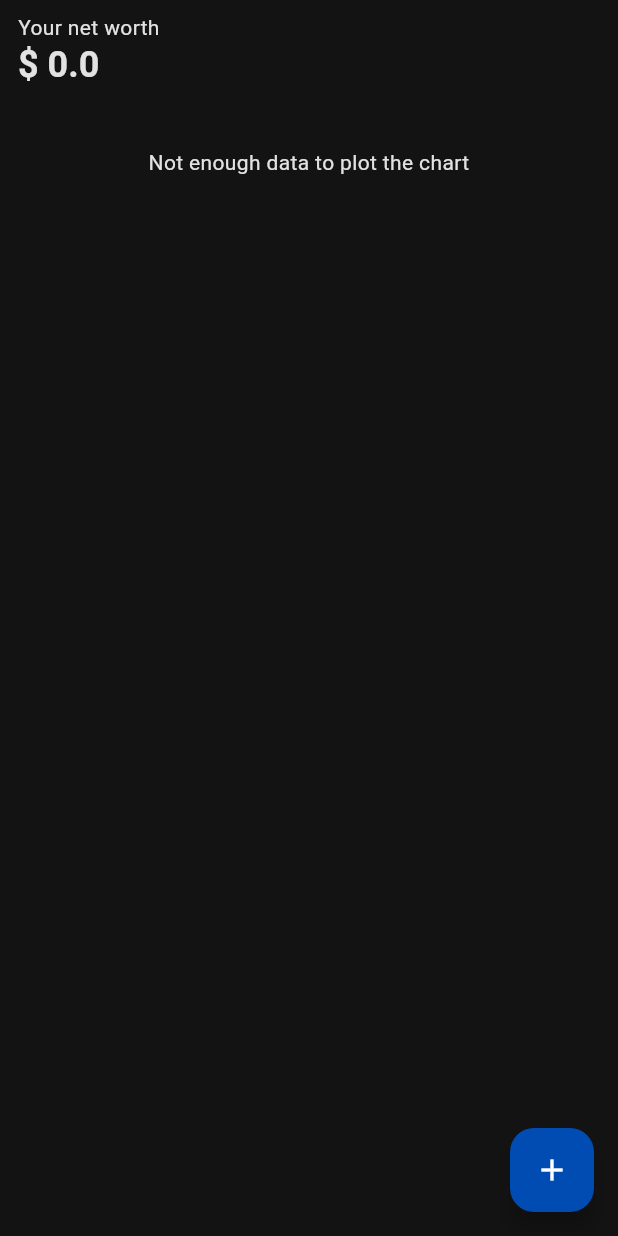
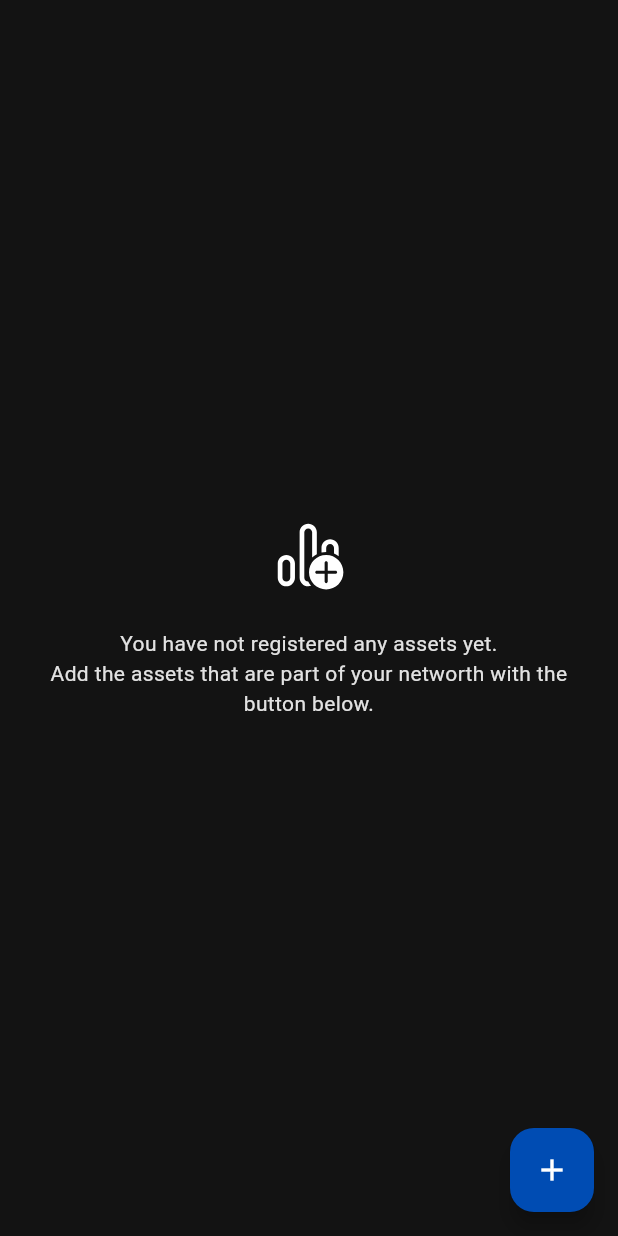
Before and after one commit to giordy16/net-worth-manager, a Flutter app: the screen it shows after launch, on a phone screen of 412 x 824 dp. Run offline on Flutter 3.47's test engine with Material 3 defaults, Android fonts, the phone set to English and light mode, and no system bars; our stand-ins replace bloc, custom_sliding_segmented_control, dio, dropdown_button2, equatable, flutter_bloc and 5 more; generated files the repository leaves out were written again.

Commit message:
Home UI with no data

```diff
--- /dev/null
+++ b/lib/app_images.dart
@@ -0,0 +1,3 @@
+class AppImages {
+  static String addData = "assets/svg/add_data.svg";
+}
--- a/lib/domain/repository/alphaVantage/alpha_vantage_repo.dart
+++ b/lib/domain/repository/alphaVantage/alpha_vantage_repo.dart
@@ -61,6 +61,8 @@ class AlphaVantageRepImp implements StockApi {
 
   @override
   Future<double?> getLastPriceBySymbol(String symbol) async {
+
+    return 180;
 
     // first look on db
     double? price = GetIt.instance<Store>()
--- a/lib/ui/screens/home/home_page_bloc.dart
+++ b/lib/ui/screens/home/home_page_bloc.dart
@@ -29,7 +29,10 @@ class HomePageBloc extends Bloc<HomePageEvent, HomePageState> {
           .nonNulls
           .toList();
 
-      if (oldestAssetsFirstBuys.isEmpty) return;
+      if (oldestAssetsFirstBuys.isEmpty) {
+        emit(state.copyWith(graphData: []));
+        return;
+      }
 
       DateTime oldestAssetData =
           oldestAssetsFirstBuys.reduce((a, b) => a.isBefore(b) ? a : b);
--- a/lib/ui/screens/home/home_page_screen.dart
+++ b/lib/ui/screens/home/home_page_screen.dart
@@ -1,5 +1,6 @@
 import 'package:flutter/material.dart';
 import 'package:flutter_bloc/flutter_bloc.dart';
+import 'package:flutter_svg/flutter_svg.dart';
 import 'package:go_router/go_router.dart';
 import 'package:net_worth_manager/app_dimensions.dart';
 import 'package:net_worth_manager/domain/repository/asset/asset_repo_impl.dart';
@@ -12,6 +13,7 @@ import 'package:net_worth_manager/ui/screens/home/home_page_event.dart';
 import 'package:net_worth_manager/ui/widgets/modal/bottom_sheet.dart';
 import 'package:net_worth_manager/utils/extensions/number_extension.dart';
 
+import '../../../app_images.dart';
 import '../../../main.dart';
 import '../../../models/obox/asset_obox.dart';
 import '../../widgets/graph/line_graph.dart';
@@ -124,14 +126,6 @@ class HomePage extends StatelessWidget {
         )..add(FetchHomePage()),
         child:
             BlocBuilder<HomePageBloc, HomePageState>(builder: (context, state) {
-          Settings settings = objectbox.store.box<Settings>().getAll().first;
-
-          List<AssetCategory> categories = (state.assets ?? [])
-              .map((e) => e.category.target)
-              .nonNulls
-              .toSet()
-              .toList();
-
           return Scaffold(
             floatingActionButton: FloatingActionButton(
               backgroundColor: theme.colorScheme.tertiaryContainer,
@@ -145,11 +139,59 @@ class HomePage extends StatelessWidget {
                 color: theme.colorScheme.secondary,
               ),
             ),
-            body: SafeArea(
+            body: (state.graphData != null && state.graphData!.isEmpty)
+                ? buildNoDataUI(context)
+                : buildUI(context, state),
+          );
+        }),
+      ),
+    );
+  }
+
+  Widget buildNoDataUI(BuildContext context) {
+    ThemeData theme = Theme.of(context);
+
+    return SafeArea(
+        child: Padding(
+      padding: const EdgeInsets.all(Dimensions.screenMargin),
+      child: Center(
+        child: Column(
+          mainAxisAlignment: MainAxisAlignment.center,
+          children: [
+            SvgPicture.asset(AppImages.addData,
+                width: 50,
+                height: 50,
+                colorFilter: ColorFilter.mode(
+                  theme.colorScheme.secondary,
+                  BlendMode.srcIn,
+                )),
+            const SizedBox(height: Dimensions.l),
+            Text(
+              "You have not registered any assets yet.\nAdd the assets that are part of your networth with the button below.",
+              textAlign: TextAlign.center,
+            ),
+          ],
+        ),
+      ),
+    ));
+  }
+
+  Widget buildUI(BuildContext context, HomePageState state) {
+    ThemeData theme = Theme.of(context);
+
+    Settings settings = objectbox.store.box<Settings>().getAll().first;
+
+    List<AssetCategory> categories = (state.assets ?? [])
+        .map((e) => e.category.target)
+        .nonNulls
+        .toSet()
+        .toList();
+
+    return SafeArea(
       child: SingleChildScrollView(
         child: Container(
-                  margin: const EdgeInsets.symmetric(
-                      horizontal: Dimensions.screenMargin),
+          margin:
+              const EdgeInsets.symmetric(horizontal: Dimensions.screenMargin),
           child: Column(
             mainAxisSize: MainAxisSize.min,
             crossAxisAlignment: CrossAxisAlignment.start,
@@ -158,8 +200,8 @@ class HomePage extends StatelessWidget {
               const Text("Your net worth"),
               Text(
                 "${settings.defaultCurrency.target?.symbol} ${(state.netWorthValue ?? 0).toStringFormatted()}",
-                        style: theme.textTheme.titleLarge?.copyWith(
-                            fontWeight: FontWeight.bold, fontSize: 24),
+                style: theme.textTheme.titleLarge
+                    ?.copyWith(fontWeight: FontWeight.bold, fontSize: 24),
               ),
               const SizedBox(height: Dimensions.m),
               LineGraph(
@@ -174,8 +216,8 @@ class HomePage extends StatelessWidget {
                 itemBuilder: (context, index) {
                   var category = categories.toList()[index];
                   var assetsOfCategory = state.assets
-                                  ?.where((element) =>
-                                      element.category.target == category)
+                          ?.where(
+                              (element) => element.category.target == category)
                           .toList() ??
                       [];
 
@@ -189,8 +231,7 @@ class HomePage extends StatelessWidget {
                       );
                       // context.read<HomePageBloc>().add(FetchHomePage());
                     },
-                            onLongPress: (asset) =>
-                                onAssetLongPress(context, asset),
+                    onLongPress: (asset) => onAssetLongPress(context, asset),
                     onMoreClick: (category) =>
                         onShowMoreCategory(context, category),
                   );
@@ -204,10 +245,6 @@ class HomePage extends StatelessWidget {
           ),
         ),
       ),
-            ),
-          );
-        }),
-      ),
     );
   }
 }
```
Also changed, not shown: pubspec.yaml (+4 -35 lines), assets/svg/add_data.svg (added), pubspec.lock, 1 other file. Lines whose indentation alone changed are shown as unchanged.
